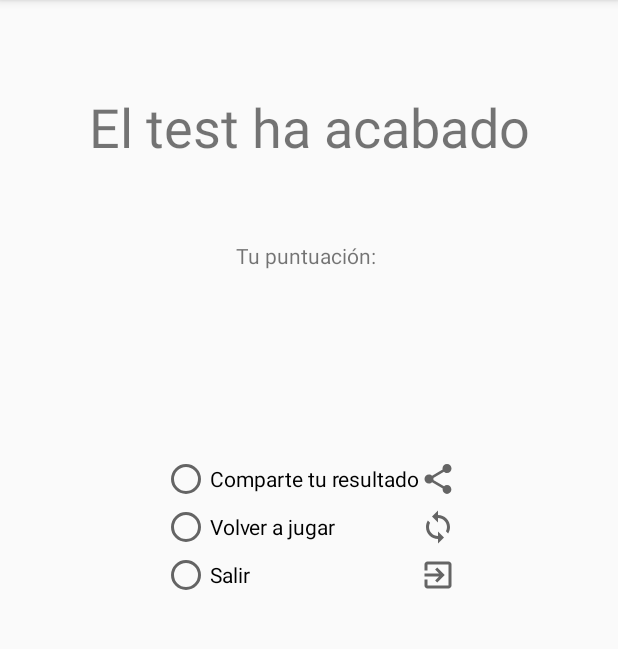
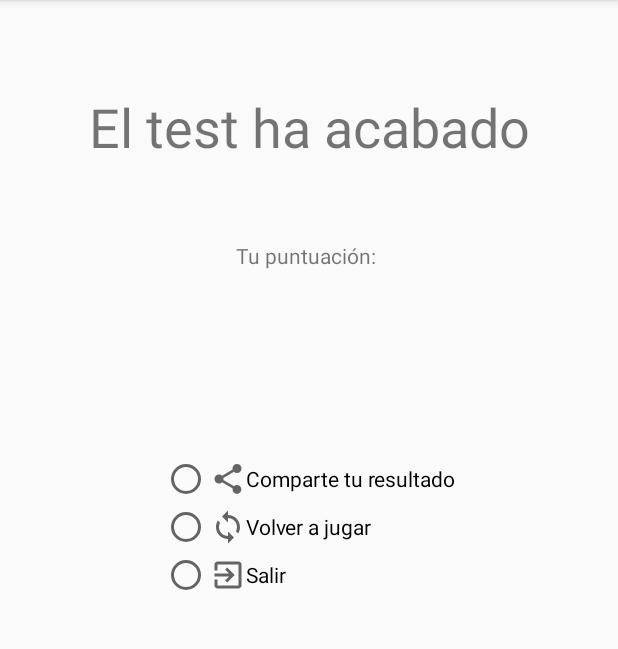
Before and after one commit to AlbertoSierraLopez/Laboratorio_Dispositivos_Moviles, an Android app: the ResultadosActivity screen opened directly, with no data from a screen before it, on a phone screen of 412 x 824 dp, the part 84-733 px from its top. Run offline under Robolectric (Android 15) with nearby library versions, the phone set to English and light mode, and no system bars.

Commit message:
Corregir warnings

```diff
--- a/app/src/main/res/layout/activity_resultados.xml
+++ b/app/src/main/res/layout/activity_resultados.xml
@@ -50,25 +50,22 @@
             android:id="@+id/radioCompartir"
             android:layout_width="match_parent"
             android:layout_height="wrap_content"
-            android:drawableRight="@drawable/ic_baseline_share_24"
-            android:text="@string/radioCompartir"
-            android:drawableEnd="@drawable/ic_baseline_share_24" />
+            android:drawableStart="@drawable/ic_baseline_share_24"
+            android:text="@string/radioCompartir" />
 
         <RadioButton
             android:id="@+id/radioReiniciar"
             android:layout_width="match_parent"
             android:layout_height="wrap_content"
-            android:drawableRight="@drawable/ic_baseline_loop_24"
-            android:text="@string/radioReiniciar"
-            android:drawableEnd="@drawable/ic_baseline_loop_24" />
+            android:drawableStart="@drawable/ic_baseline_loop_24"
+            android:text="@string/radioReiniciar" />
 
         <RadioButton
             android:id="@+id/radioSalir"
             android:layout_width="match_parent"
             android:layout_height="wrap_content"
-            android:drawableRight="@drawable/ic_baseline_exit_to_app_24"
-            android:text="@string/radioSalir"
-            android:drawableEnd="@drawable/ic_baseline_exit_to_app_24" />
+            android:drawableStart="@drawable/ic_baseline_exit_to_app_24"
+            android:text="@string/radioSalir" />
     </RadioGroup>
 
 </androidx.constraintlayout.widget.ConstraintLayout>
```
Also changed, not shown: app/src/main/res/layout/activity_main.xml (+4 -6 lines).
